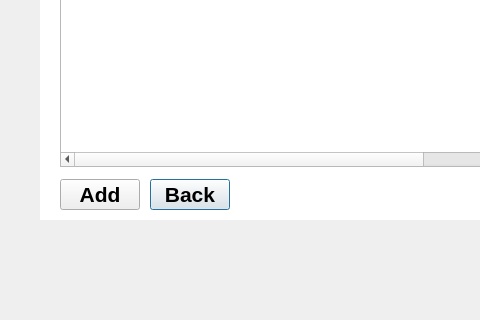
sallyeo/goalDiggers, file doctorViewPatient.ui: the form before one commit; both pictures show x 0 to 480 and y 331 to 651 of the 731 by 651 pixel window.
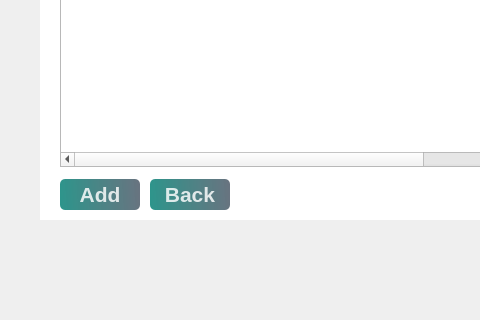
The form after the commit.

```diff
--- a/doctorViewPatient.ui
+++ b/doctorViewPatient.ui
@@ -294,12 +294,11 @@
     <property name="font">
      <font>
       <pointsize>16</pointsize>
-      <weight>75</weight>
       <bold>true</bold>
      </font>
     </property>
     <property name="styleSheet">
-     <string notr="true">QPushButton#saveButton{
+     <string notr="true">QPushButton#backButton{
 	background-color: qlineargradient(spread:pad, x1:0, y1:0.505682, x2:1, y2:0.477, stop:0 rgba(11, 131, 120, 219), stop:1 rgba(85, 98, 112, 226));
 	color:rgba(255, 255, 255, 210);
 	border-radius:5px;
@@ -331,12 +330,11 @@
     <property name="font">
      <font>
       <pointsize>16</pointsize>
-      <weight>75</weight>
       <bold>true</bold>
      </font>
     </property>
     <property name="styleSheet">
-     <string notr="true">QPushButton#editButton{
+     <string notr="true">QPushButton#addButton{
 	background-color: qlineargradient(spread:pad, x1:0, y1:0.505682, x2:1, y2:0.477, stop:0 rgba(11, 131, 120, 219), stop:1 rgba(85, 98, 112, 226));
 	color:rgba(255, 255, 255, 210);
 	border-radius:5px;
```
Left out of the diff: 10 changed lines with no effect on the pictures.
